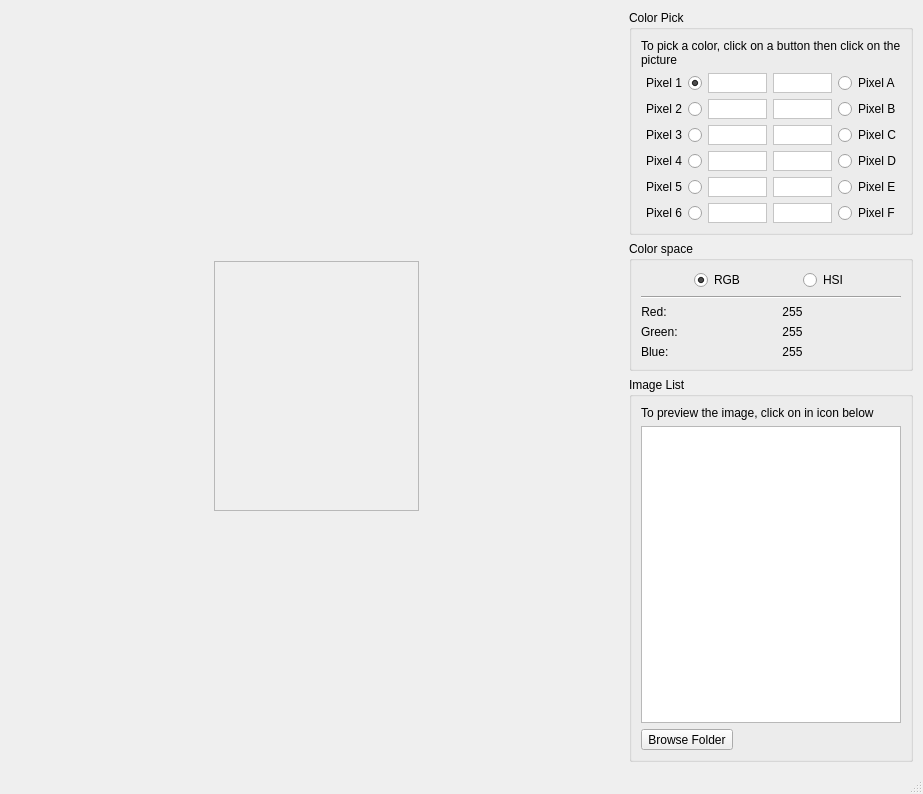
This is ColorPicker.ui in UbaydaAbdulsamad/Rubik-s-Cube as Qt 5 draws it before an edit. The edited form follows.
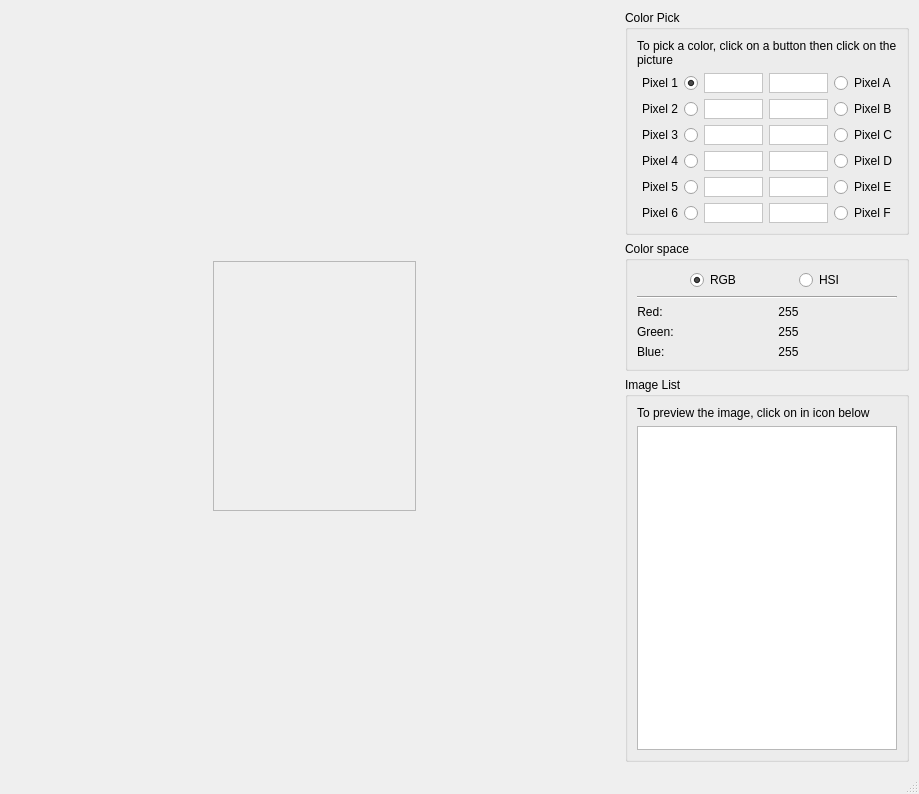
This is the edited form.

Commit message: docstrings have been added

Diff of the .ui file:
```diff
--- a/ColorPicker.ui
+++ b/ColorPicker.ui
@@ -6,7 +6,7 @@
    <rect>
     <x>0</x>
     <y>0</y>
-    <width>923</width>
+    <width>919</width>
     <height>794</height>
    </rect>
   </property>
@@ -800,13 +800,6 @@
            </property>
           </widget>
          </item>
-         <item>
-          <widget class="QToolButton" name="toolButton">
-           <property name="text">
-            <string>Browse Folder</string>
-           </property>
-          </widget>
-         </item>
         </layout>
        </widget>
       </item>
```
Left out of the diff: 10 changed lines with no effect on the pictures. The commit also changes 1 other file.
